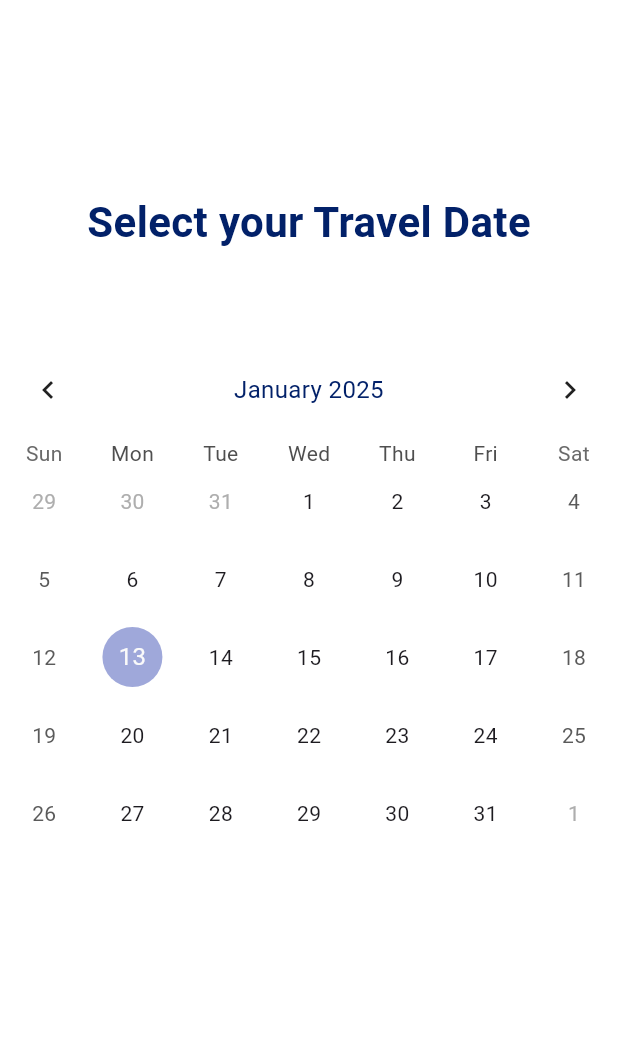
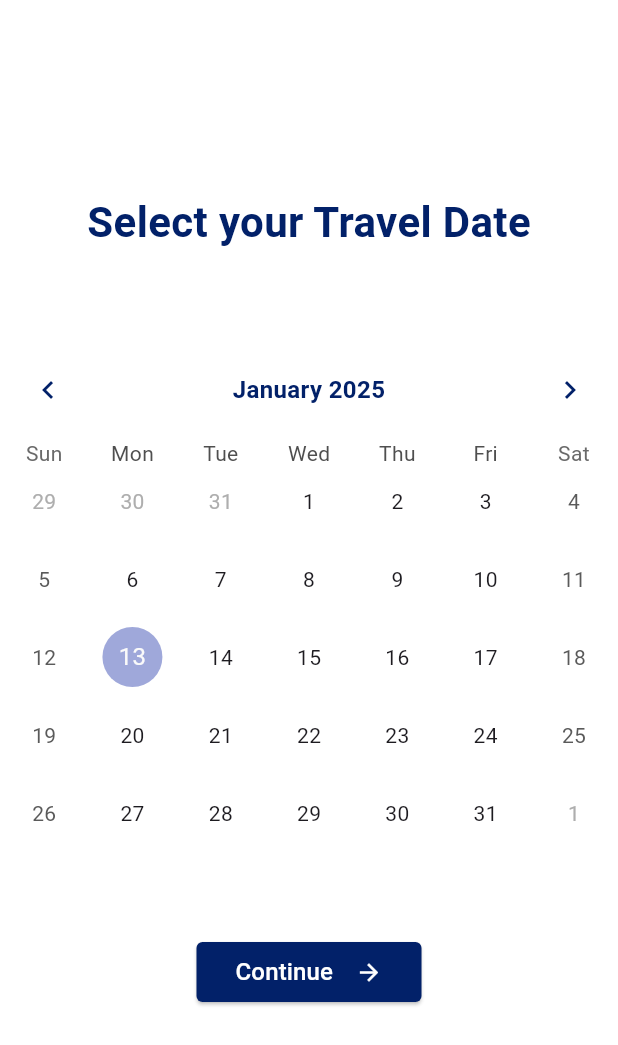
Before and after one commit to Journimal/Journimal-Client, a Flutter app: the RegisterDateScreen screen opened directly, on a phone screen of 412 x 824 dp. Shown: the top 1045 px of the screen. Run offline on Flutter 3.47's test engine with Material 3 defaults, Android fonts, the phone set to English and light mode, and no system bars; drawn by our look-alikes of table_calendar.

Commit message:
feat: Calender range로 변경 및 화면 이동

```diff
--- a/lib/screen/register_date.dart
+++ b/lib/screen/register_date.dart
@@ -1,5 +1,6 @@
 import 'package:flutter/material.dart';
 import 'package:table_calendar/table_calendar.dart';
+import 'package:journimal_client/screen/register_place.dart';
 
 class RegisterDateScreen extends StatefulWidget {
   const RegisterDateScreen({super.key});
@@ -9,27 +10,51 @@ class RegisterDateScreen extends StatefulWidget {
 }
 
 class _RegisterDateState extends State<RegisterDateScreen> {
-  final CalendarFormat _calendarFormat = CalendarFormat.month;
   final DateTime _focusedDay = DateTime.now();
+  DateTime? _startDate; // 출발 날짜
+  DateTime? _endDate; // 도착 날짜
 
-  DateTime? _startDate; // 사용자가 설정한 첫 번째 날짜
-  DateTime? _endDate; // 사용자가 설정한 마지막 날짜
+  // 날짜 선택 로직
+  void _onDaySelected(DateTime selectedDay, DateTime focusedDay) {
+    setState(() {
+      if (_startDate == null || (_startDate != null && _endDate != null)) {
+        // 출발 날짜 선택
+        _startDate = selectedDay;
+        _endDate = null; // 기존 도착 날짜 초기화
+      } else if (selectedDay.isAfter(_startDate!)) {
+        // 도착 날짜 선택
+        _endDate = selectedDay;
+      } else {
+        // 도착 날짜가 출발 날짜보다 이전일 경우 재설정
+        _startDate = selectedDay;
+        _endDate = null;
+      }
+    });
+  }
+
+  // 화면 이동
+  void _navigateToNextScreen() {
+    Navigator.push(
+      context,
+      MaterialPageRoute(builder: (context) => const RegisterPlaceScreen()),
+    );
+  }
 
   @override
   Widget build(BuildContext context) {
     return Scaffold(
       backgroundColor: Colors.white,
       appBar: PreferredSize(
-        preferredSize: Size.fromHeight(0),
+        preferredSize: const Size.fromHeight(0),
         child: AppBar(),
       ),
       body: Center(
         child: Column(
           children: [
-            SizedBox(
+            const SizedBox(
               height: 128,
             ),
-            Text(
+            const Text(
               'Select your Travel Date',
               style: TextStyle(
                 fontSize: 28,
@@ -37,90 +62,75 @@ class _RegisterDateState extends State<RegisterDateScreen> {
                 color: Color(0xff022169),
               ),
             ),
-            SizedBox(
-              height: 60,
-            ),
+            const SizedBox(height: 60),
             TableCalendar(
-              firstDay: DateTime(2000), // 기본값 설정
-              lastDay: DateTime(2100), // 기본값 설정
+              firstDay: DateTime(2000), // 최소 날짜
+              lastDay: DateTime(2100), // 최대 날짜
               focusedDay: _focusedDay,
-              calendarFormat: _calendarFormat,
-              selectedDayPredicate: (day) {
-                return day == _startDate || day == _endDate;
-              },
-              onDaySelected: (selectedDay, focusedDay) {
-                setState(() {
-                  if (_startDate == null ||
-                      (_startDate != null && _endDate != null)) {
-                    // 출발 날짜 선택
-                    _startDate = selectedDay;
-                    _endDate = null; // 도착 날짜 초기화
-                  } else if (selectedDay.isAfter(_startDate!)) {
-                    // 도착 날짜 선택
-                    _endDate = selectedDay;
-                  } else {
-                    // 도착 날짜가 출발 날짜보다 이전이면 재설정
-                    _startDate = selectedDay;
-                    _endDate = null;
-                  }
-                });
-              },
-
+              rangeStartDay: _startDate, // 범위 시작 날짜
+              rangeEndDay: _endDate, // 범위 종료 날짜
+              calendarStyle: CalendarStyle(
+                rangeHighlightColor: const Color(0xff7B8AAE),
+                rangeStartDecoration: const BoxDecoration(
+                  color: Color(0xff022169),
+                  shape: BoxShape.circle,
+                ),
+                rangeEndDecoration: const BoxDecoration(
+                  color: Color(0xff022169),
+                  shape: BoxShape.circle,
+                ),
+              ),
+              onDaySelected: _onDaySelected, // 콜백 메서드로 분리
               headerStyle: HeaderStyle(
                 titleCentered: true,
                 formatButtonVisible: false,
                 titleTextStyle: const TextStyle(
                   fontSize: 16,
                   color: Color(0xff022169),
+                  fontWeight: FontWeight.bold,
+                ),
+                leftChevronIcon: const Icon(
+                  Icons.chevron_left,
+                  color: Color(0xff022169),
+                ),
+                rightChevronIcon: const Icon(
+                  Icons.chevron_right,
+                  color: Color(0xff022169),
                 ),
               ),
-              calendarBuilders: CalendarBuilders(
-                defaultBuilder: (context, day, focusedDay) {
-                  if (_startDate != null &&
-                      _endDate != null &&
-                      day.isAfter(_startDate!) &&
-                      day.isBefore(_endDate!)) {
-                    return Container(
-                      margin: const EdgeInsets.all(6.0),
-                      alignment: Alignment.center,
-                      decoration: BoxDecoration(
-                        color: Color(0xff7B8AAE).withOpacity(0.3),
-                        shape: BoxShape.circle,
+            ),
+            const SizedBox(height: 60),
+            SizedBox(
+              width: 150,
+              height: 40,
+              child: ElevatedButton(
+                onPressed: _navigateToNextScreen, // 메서드로 분리
+                style: ElevatedButton.styleFrom(
+                  backgroundColor: const Color(0xff022169),
+                  shape: RoundedRectangleBorder(
+                    borderRadius: BorderRadius.circular(4), // radius 설정
+                  ),
+                ),
+                child: Row(
+                  mainAxisSize: MainAxisSize.min,
+                  mainAxisAlignment: MainAxisAlignment.center,
+                  children: const [
+                    Text(
+                      'Continue',
+                      style: TextStyle(
+                        color: Colors.white,
+                        fontSize: 16,
                       ),
-                      child: Text(
-                        '${day.day}',
-                        style: const TextStyle(
-                          color: Colors.black,
-                        ),
-                      ),
-                    );
-                  }
-                  return null;
-                },
-                selectedBuilder: (context, day, focusedDay) {
-                  if (day == _startDate || day == _endDate) {
-                    return Container(
-                      margin: const EdgeInsets.all(6.0),
-                      alignment: Alignment.center,
-                      decoration: BoxDecoration(
-                        color: Color(0xff022169),
-                        shape: BoxShape.circle,
-                      ),
-                      child: Text(
-                        '${day.day}',
-                        style: const TextStyle(
-                          color: Colors.white,
-                        ),
-                      ),
-                    );
-                  }
-                  return null;
-                },
+                    ),
+                    SizedBox(width: 15),
+                    Icon(
+                      Icons.arrow_forward,
+                      color: Colors.white,
+                    ),
+                  ],
+                ),
               ),
-            ),
-            SizedBox(
-              height: 60,
-            ),
+            )
           ],
         ),
       ),
```
Also changed, not shown: lib/screen/register_place.dart (added, +57 -0 lines).
